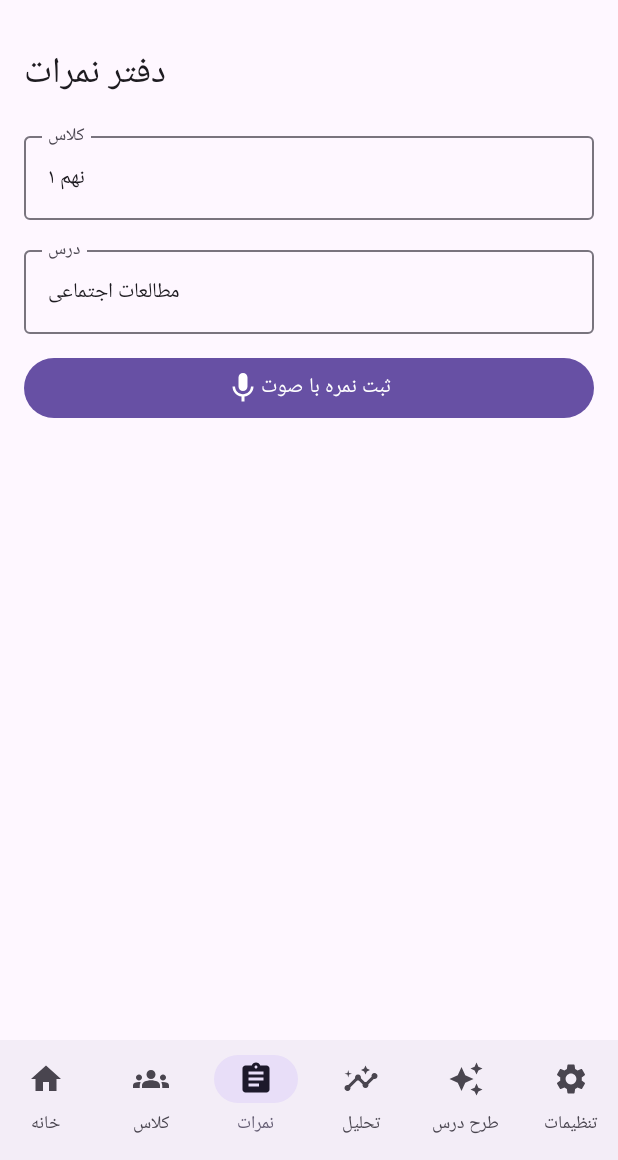
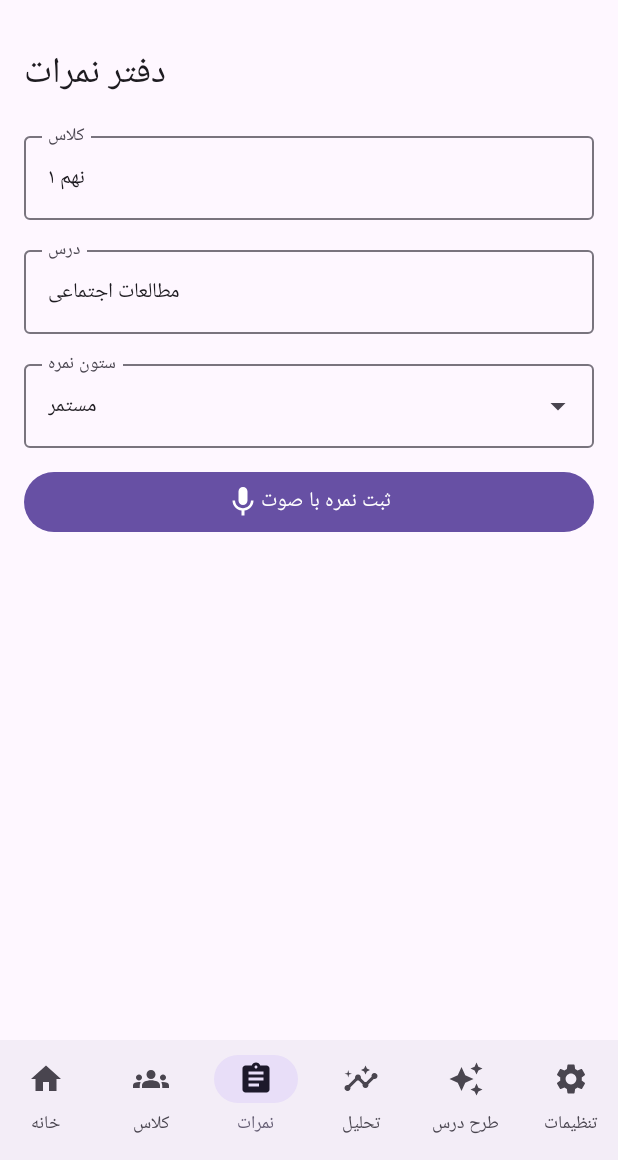
Before and after one commit to mahdisarikhanifard/amozeshi, an Android app built with Jetpack Compose: the composable App shown on its own in the app's theme, item 3 of the bottom bar chosen, on a phone screen of 412 x 824 dp, the part 76-1236 px from its top. Run offline under Robolectric (Android 15) with nearby library versions, the phone set to English and light mode, and no system bars; 1 statement that could not run was skipped.

Commit message:
Improve voice grade input column selection and parsing

```diff
--- a/app/src/main/java/com/example/amozeshi/MainActivity.kt
+++ b/app/src/main/java/com/example/amozeshi/MainActivity.kt
@@ -51,6 +51,7 @@ class MainActivity: ComponentActivity() {
     var lessonRequest by remember { mutableStateOf("") }
     var lessonOutput by remember { mutableStateOf("") }
     var speechText by remember { mutableStateOf("") }
+    var speechColumn by remember { mutableStateOf("") }
     var snackbar by remember { mutableStateOf("") }
     var apiKey by remember { mutableStateOf(prefs.getString("api_key","") ?: "") }
     var editStudent by remember { mutableStateOf<Student?>(null) }
@@ -91,8 +92,14 @@ class MainActivity: ComponentActivity() {
                     Text("دفتر نمرات",style=MaterialTheme.typography.headlineSmall)
                     OutlinedTextField(selectedClass,{selectedClass=it},label={Text("کلاس")},modifier=Modifier.fillMaxWidth())
                     OutlinedTextField(selectedSubject,{selectedSubject=it},label={Text("درس")},modifier=Modifier.fillMaxWidth())
+                    if(speechColumn.isBlank() && columns.isNotEmpty()) speechColumn=columns.first().name
+                    var columnExpanded by remember { mutableStateOf(false) }
+                    ExposedDropdownMenuBox(expanded=columnExpanded,onExpandedChange={columnExpanded=it}) {
+                        OutlinedTextField(value=speechColumn,onValueChange={},readOnly=true,label={Text("ستون نمره")},trailingIcon={ExposedDropdownMenuDefaults.TrailingIcon(columnExpanded)},modifier=Modifier.fillMaxWidth().menuAnchor())
+                        ExposedDropdownMenu(expanded=columnExpanded,onDismissRequest={columnExpanded=false}) { columns.forEach{col->DropdownMenuItem(text={Text(col.name)},onClick={speechColumn=col.name;columnExpanded=false})} }
+                    }
                     Button(onClick={startSpeech},modifier=Modifier.fillMaxWidth()){Icon(Icons.Default.Mic,"");Text("ثبت نمره با صوت")}
-                    if(speechText.isNotBlank()) Card { Column(Modifier.padding(12.dp)){Text("گفتار تشخیص داده شده:");Text(speechText); Button(onClick={val parsed=parseVoice(speechText); if(parsed!=null){students=students.map{if(it.name.contains(parsed.first,true)&&it.clazz==selectedClass&&it.subject==selectedSubject)it.copy(scores=it.scores+(columns.firstOrNull()?.name.orEmpty() to parsed.second))else it};persist();snackbar="نمره ثبت شد (در صورت تطبیق نام)."}else snackbar="نام و نمره را دستی وارد کنید.";speechText=""}){Text("تلاش برای ثبت")}} }
+                    if(speechText.isNotBlank()) Card { Column(Modifier.padding(12.dp)){Text("گفتار تشخیص داده شده:");Text(speechText); Button(onClick={val parsed=parseVoice(speechText); if(parsed!=null){students=students.map{if(it.name.contains(parsed.first,true)&&it.clazz==selectedClass&&it.subject==selectedSubject)it.copy(scores=it.scores+(speechColumn to parsed.second))else it};persist();snackbar="نمره ثبت شد (در صورت تطبیق نام)."}else snackbar="نام و نمره را دستی وارد کنید.";speechText=""}){Text("تلاش برای ثبت")}} }
                     students.filter{it.clazz==selectedClass&&it.subject==selectedSubject}.forEach { s -> Card { Column(Modifier.padding(12.dp)){Text(s.name,fontWeight=FontWeight.Bold);columns.forEach { c -> var value by remember(s.name,c.name){mutableStateOf(s.scores[c.name]?.toString().orEmpty())}; OutlinedTextField(value,{value=it;val n=it.toFloatOrNull();if(n!=null){students=students.map{st->if(st==s)st.copy(scores=st.scores+(c.name to n))else st};persist()}},label={Text("${c.name} (از ${c.max})")},modifier=Modifier.fillMaxWidth())};Text("میانگین: ${average(s.scores).let{if(it==null)"—" else "%.2f".format(it)}}") } } }
                 }
                 3 -> {
```
